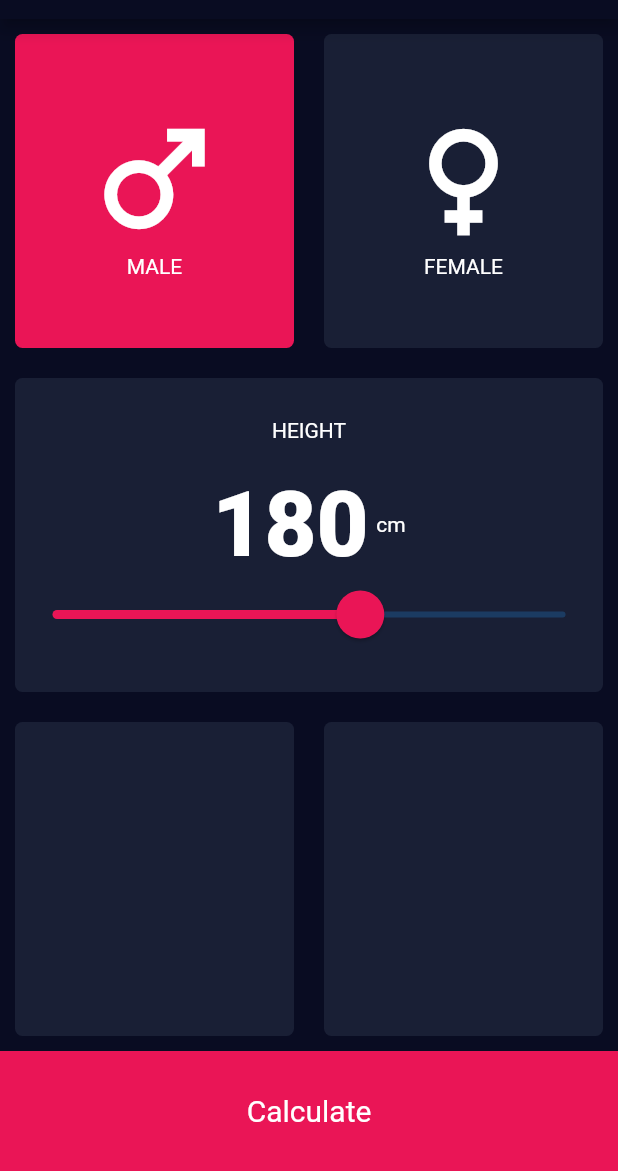
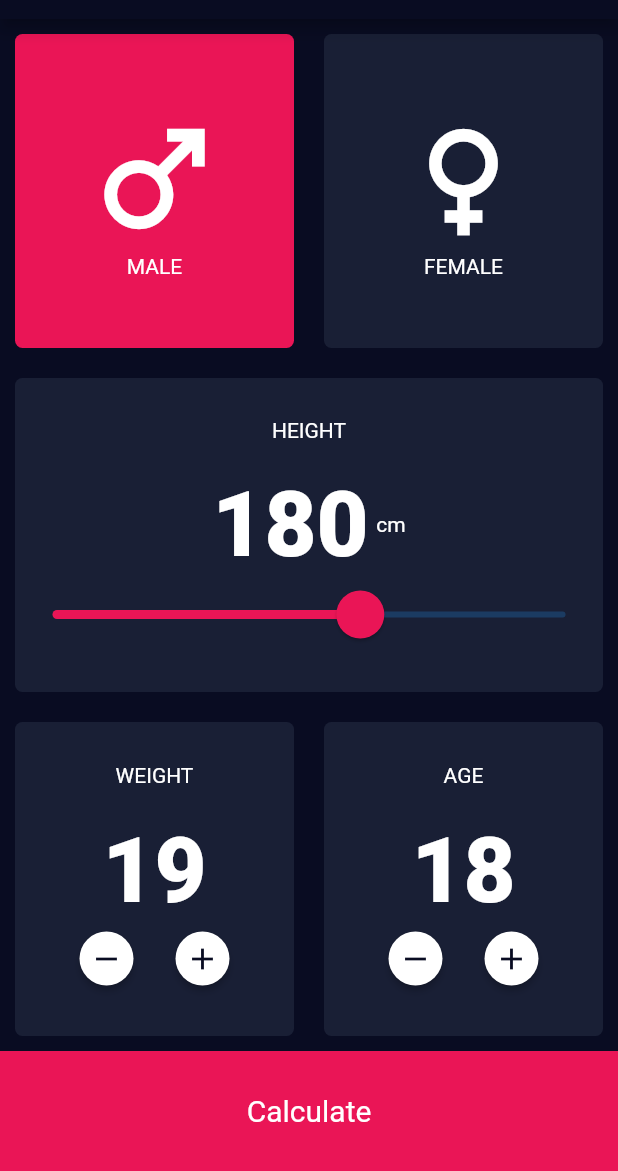
Before and after one commit to bherwanisuraj/bmi-calculator-flutter, a Flutter app: the screen it shows after launch, after a tap on "MALE", on a phone screen of 412 x 824 dp, the part 65-1236 px from its top. Run offline on Flutter 3.47's test engine with Material 2 defaults, Android fonts, the phone set to English and light mode, and no system bars.

Commit message:
Fixed error

```diff
--- a/lib/Screens/homepage.dart
+++ b/lib/Screens/homepage.dart
@@ -17,6 +17,16 @@ class _MyHomePageState extends State<MyHomePage> {
   Color activeTileColor = ktileColor;
   Gender selectedGender = Gender.noGender;
   double height = 180.0;
+  int weight = 20;
+  int age = 18;
+
+  int increment(labelValue) {
+    return labelValue + 1;
+  }
+
+  int decrement(labelValue) {
+    return labelValue - 1;
+  }
 
   @override
   Widget build(BuildContext context) {
@@ -37,7 +47,6 @@ class _MyHomePageState extends State<MyHomePage> {
                     onTap: () {
                       setState(() {
                         selectedGender = Gender.male;
-                        print('Gender Changed!');
                       });
                     },
                     child: Tiles(
@@ -54,7 +63,6 @@ class _MyHomePageState extends State<MyHomePage> {
                     onTap: () {
                       setState(() {
                         selectedGender = Gender.female;
-                        print('Gender Changed!');
                       });
                     },
                     child: Tiles(
@@ -119,14 +127,117 @@ class _MyHomePageState extends State<MyHomePage> {
                 Expanded(
                   child: Tiles(
                     colour: ktileColor,
-                    tileContent: Container(),
+                    tileContent: TileTwo(
+                      tileThreeContent: [
+                        Text(
+                          "WEIGHT",
+                          style: const TextStyle(
+                            color: Colors.white,
+                          ),
+                        ),
+                        const SizedBox(
+                          height: 20.0,
+                        ),
+                        Text(
+                          weight.toString(),
+                          style: const TextStyle(
+                              color: Colors.white,
+                              fontSize: 60.0,
+                              fontWeight: FontWeight.w900),
+                        ),
+                        Row(
+                          mainAxisAlignment: MainAxisAlignment.center,
+                          children: [
+                            ElevatedButton(
+                              onPressed: () {
+                                setState(() {
+                                  weight = decrement(weight);
+                                });
+                              },
+                              child:
+                                  Icon(Icons.remove, color: kappPrimaryColor),
+                              style: TextButton.styleFrom(
+                                backgroundColor: Colors.white,
+                                shape: CircleBorder(),
+                              ),
+                            ),
+                            ElevatedButton(
+                              onPressed: () {
+                                setState(() {
+                                  weight = increment(weight);
+                                });
+                              },
+                              child: Icon(
+                                Icons.add,
+                                color: kappPrimaryColor,
+                              ),
+                              style: TextButton.styleFrom(
+                                backgroundColor: Colors.white,
+                                shape: CircleBorder(),
+                              ),
+                            ),
+                          ],
+                        ),
+                      ],
+                    ),
                   ),
                 ),
                 Expanded(
                   child: Tiles(
                     colour: ktileColor,
-                    tileContent: Container(),
-                  ),
+                    tileContent: TileTwo(
+                      tileThreeContent: [
+                        Text(
+                          "AGE",
+                          style: const TextStyle(
+                            color: Colors.white,
+                          ),
+                        ),
+                        const SizedBox(
+                          height: 20.0,
+                        ),
+                        Text(
+                          age.toString(),
+                          style: const TextStyle(
+                              color: Colors.white,
+                              fontSize: 60.0,
+                              fontWeight: FontWeight.w900),
+                        ),
+                        Row(
+                          mainAxisAlignment: MainAxisAlignment.center,
+                          children: [
+                            ElevatedButton(
+                              onPressed: () {
+                                setState(() {
+                                  age = decrement(age);
+                                });
+                              },
+                              child: Icon(Icons.remove, color: kappPrimaryColor),
+                              style: TextButton.styleFrom(
+                                backgroundColor: Colors.white,
+                                shape: CircleBorder(),
+                              ),
+                            ),
+                            ElevatedButton(
+                              onPressed: () {
+                                setState(() {
+                                  age = increment(age);
+                                });
+                              },
+                              child: Icon(
+                                Icons.add,
+                                color: kappPrimaryColor,
+                              ),
+                              style: TextButton.styleFrom(
+                                backgroundColor: Colors.white,
+                                shape: CircleBorder(),
+                              ),
+                            ),
+                          ],
+                        ),
+                      ],
+                    ),
+                  )
                 ),
               ],
             )),
--- a/lib/Widgets/tiles.dart
+++ b/lib/Widgets/tiles.dart
@@ -86,3 +86,22 @@ class _TileContentTwoState extends State<TileContentTwo> {
     );
   }
 }
+
+class TileTwo extends StatefulWidget {
+  final List<Widget> tileThreeContent;
+
+  TileTwo({required this.tileThreeContent});
+
+  @override
+  State<TileTwo> createState() => _TileTwoState();
+}
+
+class _TileTwoState extends State<TileTwo> {
+  @override
+  Widget build(BuildContext context) {
+    return Column(
+      mainAxisAlignment: MainAxisAlignment.center,
+      children: widget.tileThreeContent,
+    );
+  }
+}
```
Also changed, not shown: lib/Screens/results.dart (added).
